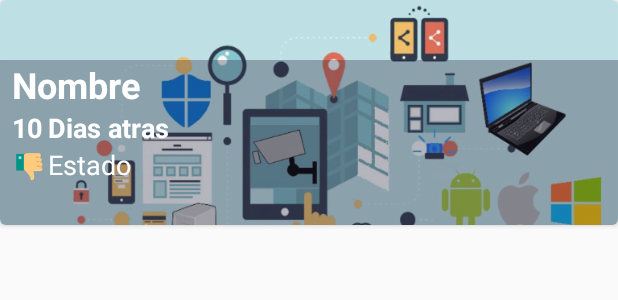
After one commit to CristopherGonzalez/Curso-Definitivo-de-Android, an Android app: the layout cardview_search.xml on its own in the app's theme, with its tools: preview values and no code run, on a phone screen of 412 x 824 dp. The commit adds this screen. Shown: the top 300 px of the screen. Run offline under Robolectric (Android 15) with nearby library versions, the phone set to English and light mode, and no system bars.

Commit message:
Cambio para recicler view

```diff
--- a/app/src/main/java/com/aysenti/tiapp/adapter/PictureAdapterRecyclerView.java
+++ b/app/src/main/java/com/aysenti/tiapp/adapter/PictureAdapterRecyclerView.java
@@ -53,7 +53,7 @@ public class PictureAdapterRecyclerView  extends RecyclerView.Adapter<PictureAda
 
                 if(Build.VERSION.SDK_INT >= Build.VERSION_CODES.LOLLIPOP){
                     Explode explode = new Explode();
-                    explode.setDuration(2000);
+                    explode.setDuration(1000);
                     activity.getWindow().setExitTransition(explode);
                     activity.startActivity(intent,
                             ActivityOptionsCompat.makeSceneTransitionAnimation(activity, v,activity.getString(R.string.transition_image)).toBundle());
--- /dev/null
+++ b/app/src/main/res/layout/cardview_search.xml
@@ -0,0 +1,85 @@
+<?xml version="1.0" encoding="utf-8"?>
+    <android.support.v7.widget.CardView
+    xmlns:android="http://schemas.android.com/apk/res/android"
+    android:layout_width="match_parent"
+    android:layout_height="@dimen/dimen_150dp"
+    xmlns:cardview="http://schemas.android.com/apk/res-auto"
+    android:id="@+id/cardview_picture"
+    cardview:cardCornerRadius="@dimen/dimen_4dp"
+    android:layout_marginBottom="@dimen/dimen_8dp">
+    <FrameLayout
+        android:layout_width="match_parent"
+        android:layout_height="match_parent">
+        <ImageView
+            android:id="@+id/image_card"
+            android:layout_width="match_parent"
+            android:layout_height="@dimen/dimen_200dp"
+            android:background="@drawable/back_1"
+            android:scaleType="centerCrop"
+            android:transitionName="@string/transition_image"
+            />
+        <LinearLayout
+            android:layout_width="match_parent"
+            android:layout_height="wrap_content"
+            android:orientation="vertical"
+            android:layout_gravity="bottom"
+            android:paddingLeft="@dimen/dimen_8dp"
+            android:background="@color/colorBackgroundCardLight"
+            android:paddingBottom="@dimen/paddingHorizontalLogin">
+            <TextView
+                android:id="@+id/text_name_card"
+                android:layout_width="wrap_content"
+                android:layout_height="wrap_content"
+                android:text="@string/hint_name"
+                android:textColor="@android:color/white"
+                android:textStyle="bold"
+                android:textSize="@dimen/editTextSize"
+                />
+            <LinearLayout
+                android:layout_width="match_parent"
+                android:layout_height="wrap_content"
+                android:orientation="horizontal">
+                <TextView
+                    android:id="@+id/text_nro_dias_card"
+                    android:layout_width="wrap_content"
+                    android:layout_height="wrap_content"
+                    android:text="@string/hint_dias"
+                    android:textColor="@android:color/white"
+                    android:textStyle="bold"
+                    android:textSize="@dimen/dimen_18dp"
+                    />
+                <TextView
+                    android:id="@+id/text_dias_card"
+                    android:layout_width="wrap_content"
+                    android:layout_height="wrap_content"
+                    android:text="@string/hint_texto_dias"
+                    android:textColor="@android:color/white"
+                    android:textStyle="bold"
+                    android:layout_marginLeft="@dimen/dimen_4dp"
+                    android:textSize="@dimen/dimen_18dp"
+                    />
+            </LinearLayout>
+
+            <LinearLayout
+                android:layout_width="match_parent"
+                android:layout_height="wrap_content"
+                android:orientation="horizontal"
+                >
+                <CheckBox
+                    android:layout_width="wrap_content"
+                    android:layout_height="wrap_content"
+                    android:id="@+id/check_status_card"
+                    android:button="@drawable/checkbox_status"
+                    />
+                <TextView
+                    android:id="@+id/like_number_card"
+                    android:layout_width="wrap_content"
+                    android:layout_height="wrap_content"
+                    android:text="@string/hint_status"
+                    android:textColor="@android:color/white"
+                    android:textSize="@dimen/dimen_18dp"
+                    />
+           </LinearLayout>
+        </LinearLayout>
+    </FrameLayout>
+</android.support.v7.widget.CardView>
--- a/app/src/main/res/layout/fragment_home.xml
+++ b/app/src/main/res/layout/fragment_home.xml
@@ -1,4 +1,6 @@
 <?xml version="1.0" encoding="utf-8"?>
+
+
 <FrameLayout xmlns:android="http://schemas.android.com/apk/res/android"
     xmlns:tools="http://schemas.android.com/tools"
     xmlns:app="http://schemas.android.com/apk/res-auto"
--- a/app/src/main/res/layout/fragment_search.xml
+++ b/app/src/main/res/layout/fragment_search.xml
@@ -1,14 +1,21 @@
 <?xml version="1.0" encoding="utf-8"?>
-<FrameLayout xmlns:android="http://schemas.android.com/apk/res/android"
+<FrameLayout
+    xmlns:android="http://schemas.android.com/apk/res/android"
     xmlns:tools="http://schemas.android.com/tools"
+    xmlns:app="http://schemas.android.com/apk/res-auto"
     android:layout_width="match_parent"
-    android:layout_height="match_parent"
+    android:layout_height="wrap_content"
     tools:context=".view.fragment.SearchFragment">
+    <LinearLayout
+        android:layout_width="match_parent"
+        android:layout_height="wrap_content"
+        android:orientation="vertical"
+        >
+        <SearchView
+            android:layout_width="match_parent"
+            android:layout_height="wrap_content"
+            />
+    </LinearLayout>
 
-    <!-- TODO: Update blank fragment layout -->
-    <TextView
-        android:layout_width="match_parent"
-        android:layout_height="match_parent"
-        android:text="@string/hello_blank_fragment" />
 
 </FrameLayout>
--- a/app/src/main/res/values/dimens.xml
+++ b/app/src/main/res/values/dimens.xml
@@ -31,4 +31,6 @@
     <dimen name="dimen_m5dp">-5dp</dimen>
     <dimen name="dimen_240dp">240dp</dimen>
     <dimen name="dimen_72dp">72dp</dimen>
+    <dimen name="dimen_90dp">90dp</dimen>
+    <dimen name="dimen_180dp">180dp</dimen>
 </resources>
```
